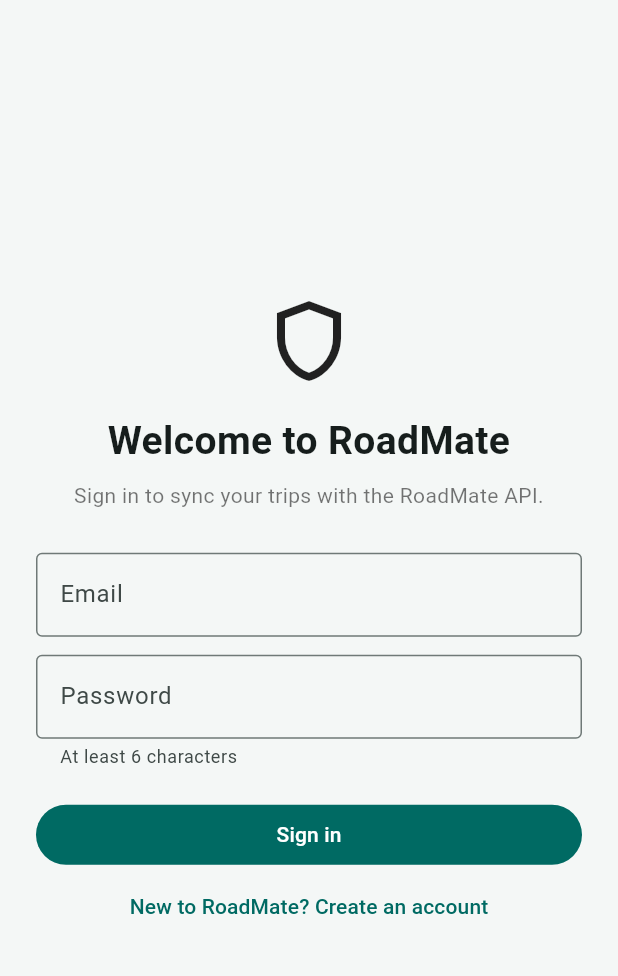
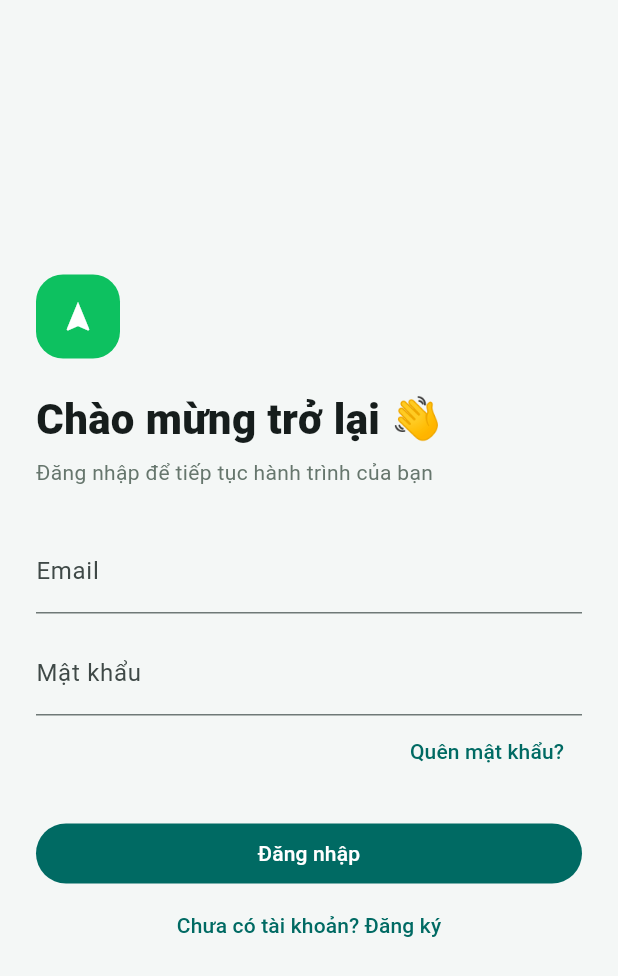
Before and after one commit to LeMinhPhat-lmp/SE405-RoadMate, a Flutter app: the screen it shows after launch, on a phone screen of 412 x 824 dp. Shown: the top 976 px of the screen. Run offline on Flutter 3.47's test engine with Material 3 defaults, Android fonts, the phone set to English and light mode, and no system bars; our stand-ins replace battery_plus, connectivity_plus, firebase_auth, firebase_core, firebase_messaging, firebase_storage and 11 more; missing offline and left inert: flutter_ringtone_player; accounts and stored records are empty.

Commit message:
feat(auth): Vietnamese sign-in and sign-up with password reset and terms

```diff
--- a/frontend/roadmate/lib/features/auth/auth_page.dart
+++ b/frontend/roadmate/lib/features/auth/auth_page.dart
@@ -14,6 +14,7 @@ class _AuthPageState extends State<AuthPage> {
   final name = TextEditingController();
   bool registering = false;
   bool loading = false;
+  bool acceptedTerms = false;
   String? error;
 
   @override
@@ -27,14 +28,19 @@ class _AuthPageState extends State<AuthPage> {
   Future<void> submit() async {
     final emailValue = email.text.trim();
     final passwordValue = password.text;
-    if (emailValue.isEmpty || passwordValue.length < 6) {
+    final minLength = registering ? 8 : 6;
+    if (emailValue.isEmpty || passwordValue.length < minLength) {
       setState(
-        () => error = 'Enter an email and a password of at least 6 characters.',
+        () => error = 'Nhập email và mật khẩu ít nhất $minLength ký tự.',
       );
       return;
     }
     if (registering && name.text.trim().isEmpty) {
-      setState(() => error = 'Enter your name.');
+      setState(() => error = 'Nhập họ và tên của bạn.');
+      return;
+    }
+    if (registering && !acceptedTerms) {
+      setState(() => error = 'Bạn cần đồng ý với điều khoản sử dụng.');
       return;
     }
 
@@ -70,6 +76,26 @@ class _AuthPageState extends State<AuthPage> {
     }
   }
 
+  Future<void> resetPassword() async {
+    final emailValue = email.text.trim();
+    if (emailValue.isEmpty) {
+      setState(() => error = 'Nhập email để nhận link đặt lại mật khẩu.');
+      return;
+    }
+    try {
+      await FirebaseAuth.instance.sendPasswordResetEmail(email: emailValue);
+      if (mounted) {
+        ScaffoldMessenger.of(context).showSnackBar(
+          SnackBar(
+            content: Text('Đã gửi link đặt lại mật khẩu tới $emailValue'),
+          ),
+        );
+      }
+    } on FirebaseAuthException catch (exception) {
+      if (mounted) setState(() => error = exception.message ?? exception.code);
+    }
+  }
+
   @override
   Widget build(BuildContext context) => Scaffold(
     body: SafeArea(
@@ -81,57 +107,79 @@ class _AuthPageState extends State<AuthPage> {
             child: Column(
               crossAxisAlignment: CrossAxisAlignment.stretch,
               children: [
-                const Icon(Icons.shield_outlined, size: 64),
-                const SizedBox(height: 16),
+                Align(
+                  alignment: Alignment.centerLeft,
+                  child: Container(
+                    width: 56,
+                    height: 56,
+                    decoration: BoxDecoration(
+                      color: RoadMateColors.primary,
+                      borderRadius: BorderRadius.circular(18),
+                    ),
+                    child: const Icon(Icons.navigation, color: Colors.white),
+                  ),
+                ),
+                const SizedBox(height: 20),
+                Text(
+                  registering ? 'Tạo tài khoản' : 'Chào mừng trở lại 👋',
+                  style: const TextStyle(
+                    fontSize: 28,
+                    fontWeight: FontWeight.w800,
+                  ),
+                ),
+                const SizedBox(height: 6),
                 Text(
                   registering
-                      ? 'Create your RoadMate account'
-                      : 'Welcome to RoadMate',
-                  textAlign: TextAlign.center,
-                  style: const TextStyle(
-                    fontSize: 26,
-                    fontWeight: FontWeight.bold,
-                  ),
-                ),
-                const SizedBox(height: 8),
-                Text(
-                  registering
-                      ? 'Your account keeps trips and safety settings synced.'
-                      : 'Sign in to sync your trips with the RoadMate API.',
-                  textAlign: TextAlign.center,
-                  style: const TextStyle(color: Colors.black54),
+                      ? 'Chỉ mất 1 phút để sẵn sàng lên đường'
+                      : 'Đăng nhập để tiếp tục hành trình của bạn',
+                  style: const TextStyle(color: RoadMateColors.muted),
                 ),
                 const SizedBox(height: 28),
                 if (registering)
                   TextField(
                     controller: name,
                     textInputAction: TextInputAction.next,
-                    decoration: const InputDecoration(
-                      labelText: 'Name',
-                      border: OutlineInputBorder(),
-                    ),
+                    textCapitalization: TextCapitalization.words,
+                    decoration: const InputDecoration(labelText: 'Họ và tên'),
                   ),
                 if (registering) const SizedBox(height: 12),
                 TextField(
                   controller: email,
                   keyboardType: TextInputType.emailAddress,
                   textInputAction: TextInputAction.next,
-                  decoration: const InputDecoration(
-                    labelText: 'Email',
-                    border: OutlineInputBorder(),
-                  ),
+                  decoration: const InputDecoration(labelText: 'Email'),
                 ),
                 const SizedBox(height: 12),
                 TextField(
                   controller: password,
                   obscureText: true,
                   onSubmitted: (_) => submit(),
-                  decoration: const InputDecoration(
-                    labelText: 'Password',
-                    helperText: 'At least 6 characters',
-                    border: OutlineInputBorder(),
+                  decoration: InputDecoration(
+                    labelText: 'Mật khẩu',
+                    helperText: registering ? 'Ít nhất 8 ký tự' : null,
                   ),
                 ),
+                if (!registering)
+                  Align(
+                    alignment: Alignment.centerRight,
+                    child: TextButton(
+                      onPressed: loading ? null : resetPassword,
+                      child: const Text('Quên mật khẩu?'),
+                    ),
+                  ),
+                if (registering)
+                  CheckboxListTile(
+                    value: acceptedTerms,
+                    contentPadding: EdgeInsets.zero,
+                    controlAffinity: ListTileControlAffinity.leading,
+                    onChanged: (value) =>
+                        setState(() => acceptedTerms = value ?? false),
+                    title: const Text(
+                      'Tôi đồng ý với Điều khoản sử dụng và hiểu rằng RoadMate '
+                      'không thay thế dịch vụ cứu hộ chuyên nghiệp.',
+                      style: TextStyle(fontSize: 13),
+                    ),
+                  ),
                 if (error != null) ...[
                   const SizedBox(height: 12),
                   ErrorBanner(error!),
@@ -141,10 +189,10 @@ class _AuthPageState extends State<AuthPage> {
                   onPressed: loading ? null : submit,
                   child: Text(
                     loading
-                        ? 'Please wait...'
+                        ? 'Vui lòng chờ...'
                         : registering
-                        ? 'Create account'
-                        : 'Sign in',
+                        ? 'Tạo tài khoản'
+                        : 'Đăng nhập',
                   ),
                 ),
                 TextButton(
@@ -156,8 +204,8 @@ class _AuthPageState extends State<AuthPage> {
                         }),
                   child: Text(
                     registering
-                        ? 'Already have an account? Sign in'
-                        : 'New to RoadMate? Create an account',
+                        ? 'Đã có tài khoản? Đăng nhập'
+                        : 'Chưa có tài khoản? Đăng ký',
                   ),
                 ),
               ],
```
